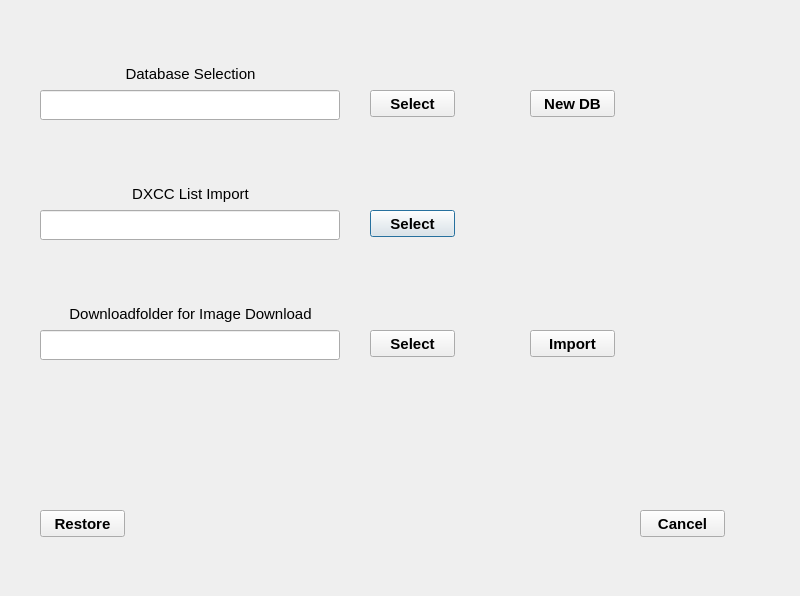
Old version of the form gui_data/frm_settings.ui in the repository kowmang/Eqsl_Program.
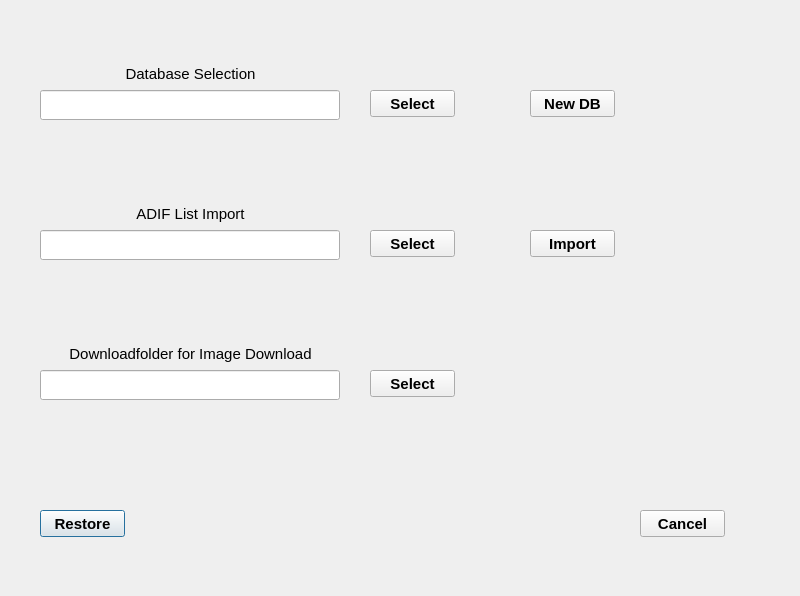
New version of the form.

Commit message: adif import added

Patch:
```diff
--- a/gui_data/frm_settings.ui
+++ b/gui_data/frm_settings.ui
@@ -34,25 +34,6 @@
     <set>Qt::AlignmentFlag::AlignCenter</set>
    </property>
   </widget>
-  <widget class="QPushButton" name="btn_search_dxcc">
-   <property name="geometry">
-    <rect>
-     <x>370</x>
-     <y>210</y>
-     <width>85</width>
-     <height>27</height>
-    </rect>
-   </property>
-   <property name="font">
-    <font>
-     <pointsize>11</pointsize>
-     <bold>true</bold>
-    </font>
-   </property>
-   <property name="text">
-    <string>Select</string>
-   </property>
-  </widget>
   <widget class="QPushButton" name="btn_reset_db">
    <property name="geometry">
     <rect>
@@ -76,7 +57,7 @@
    <property name="geometry">
     <rect>
      <x>40</x>
-     <y>300</y>
+     <y>340</y>
      <width>301</width>
      <height>27</height>
     </rect>
@@ -131,7 +112,7 @@
    <property name="geometry">
     <rect>
      <x>370</x>
-     <y>330</y>
+     <y>370</y>
      <width>85</width>
      <height>27</height>
     </rect>
@@ -146,42 +127,6 @@
     <string>Select</string>
    </property>
   </widget>
-  <widget class="QLabel" name="lb_dxcc_list_import">
-   <property name="geometry">
-    <rect>
-     <x>40</x>
-     <y>180</y>
-     <width>301</width>
-     <height>27</height>
-    </rect>
-   </property>
-   <property name="font">
-    <font>
-     <pointsize>11</pointsize>
-    </font>
-   </property>
-   <property name="text">
-    <string>DXCC List Import</string>
-   </property>
-   <property name="alignment">
-    <set>Qt::AlignmentFlag::AlignCenter</set>
-   </property>
-  </widget>
-  <widget class="QLineEdit" name="txt_dxcc_selection">
-   <property name="geometry">
-    <rect>
-     <x>40</x>
-     <y>210</y>
-     <width>300</width>
-     <height>30</height>
-    </rect>
-   </property>
-   <property name="font">
-    <font>
-     <pointsize>11</pointsize>
-    </font>
-   </property>
-  </widget>
   <widget class="QPushButton" name="btn_search_db">
    <property name="geometry">
     <rect>
@@ -205,7 +150,7 @@
    <property name="geometry">
     <rect>
      <x>40</x>
-     <y>330</y>
+     <y>370</y>
      <width>300</width>
      <height>30</height>
     </rect>
@@ -235,11 +180,66 @@
     <string>New DB</string>
    </property>
   </widget>
-  <widget class="QPushButton" name="btn_import_dxcc">
+  <widget class="QLineEdit" name="txt_adif_selection">
+   <property name="geometry">
+    <rect>
+     <x>40</x>
+     <y>230</y>
+     <width>300</width>
+     <height>30</height>
+    </rect>
+   </property>
+   <property name="font">
+    <font>
+     <pointsize>11</pointsize>
+    </font>
+   </property>
+  </widget>
+  <widget class="QLabel" name="lb_adif_list_import">
+   <property name="geometry">
+    <rect>
+     <x>40</x>
+     <y>200</y>
+     <width>301</width>
+     <height>27</height>
+    </rect>
+   </property>
+   <property name="font">
+    <font>
+     <pointsize>11</pointsize>
+    </font>
+   </property>
+   <property name="text">
+    <string>ADIF List Import</string>
+   </property>
+   <property name="alignment">
+    <set>Qt::AlignmentFlag::AlignCenter</set>
+   </property>
+  </widget>
+  <widget class="QPushButton" name="btn_search_adif">
+   <property name="geometry">
+    <rect>
+     <x>370</x>
+     <y>230</y>
+     <width>85</width>
+     <height>27</height>
+    </rect>
+   </property>
+   <property name="font">
+    <font>
+     <pointsize>11</pointsize>
+     <bold>true</bold>
+    </font>
+   </property>
+   <property name="text">
+    <string>Select</string>
+   </property>
+  </widget>
+  <widget class="QPushButton" name="btn_import_adif">
    <property name="geometry">
     <rect>
      <x>530</x>
-     <y>330</y>
+     <y>230</y>
      <width>85</width>
      <height>27</height>
     </rect>
```
The commit also changes 5 other files.
